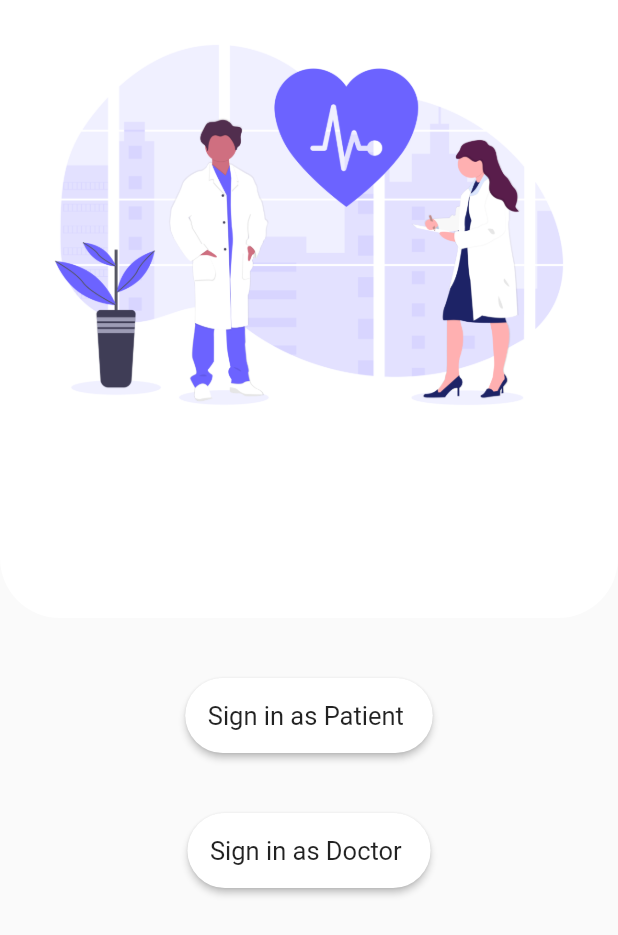
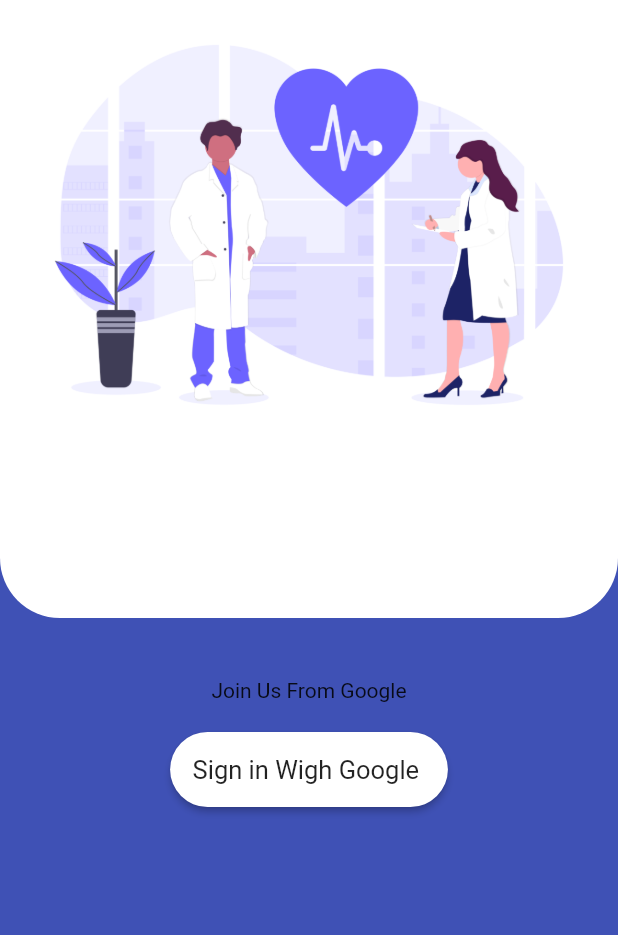
Before and after one commit to iiitv/hackiiitv20-submissions, a Flutter app: the screen it shows after launch, on a phone screen of 412 x 824 dp. Shown: the top 935 px of the screen. Run offline on Flutter 3.47's test engine with Material 2 defaults, Android fonts, the phone set to English and light mode, and no system bars; our stand-ins replace cloud_firestore, firebase_auth, firebase_core, google_sign_in; accounts and stored records are empty.

Commit message:
initial first page made

```diff
--- a/team#33 - 3/clinico/lib/model/user.dart
+++ b/team#33 - 3/clinico/lib/model/user.dart
@@ -3,9 +3,8 @@ class MyUser{
   final String displayName;
   final String email;
   final String photoURL;
-  final String status;
 
-  MyUser({this.uid,this.displayName,this.email,this.photoURL,this.status});
+  MyUser({this.uid,this.displayName,this.email,this.photoURL});
 }
 
 class Doctor extends MyUser{
--- a/team#33 - 3/clinico/lib/pages/signin/signin.dart
+++ b/team#33 - 3/clinico/lib/pages/signin/signin.dart
@@ -17,9 +17,10 @@ class _SignInPageState extends State<SignInPage> {
 
   @override
   Widget build(BuildContext context) {
-    return Scaffold(
+    return isLoading?Loading():Scaffold(
       body: SafeArea(
         child: Container(
+          color: Colors.indigo,
           child: Column(
             children: [
               Stack(
@@ -44,11 +45,11 @@ class _SignInPageState extends State<SignInPage> {
               ),
               SizedBox(height: 40,),
               Center(
-                child: SignButton(name: "Sign in as Patient ",status: "Patient",toggleLoading: toggleLoading,),
+                child: Text("Join Us From Google",),
               ),
-              SizedBox(height: 40,),
+              SizedBox(height: 20,),
               Center(
-                child: SignButton(name: "Sign in as Doctor ",status:"Doctor",toggleLoading: toggleLoading,),
+                child: SignButton(name: "Sign in Wigh Google ",toggleLoading: toggleLoading,),
               ),
             ],
           ),
--- a/team#33 - 3/clinico/lib/pages/signin/signinbutton.dart
+++ b/team#33 - 3/clinico/lib/pages/signin/signinbutton.dart
@@ -2,23 +2,20 @@ import 'package:clinico/services/auth.dart';
 import 'package:flutter/cupertino.dart';
 import 'package:flutter/material.dart';
 
-String stat;
 
 class SignButton extends StatelessWidget {
   final String name;
   Function toggleLoading;
-  String status;
-  SignButton({this.name,this.status,this.toggleLoading});
+  SignButton({this.name,this.toggleLoading});
 
   @override
   Widget build(BuildContext context) {
 
-    final AuthServices _auth = AuthServices(status:status);
+    final AuthServices _auth = AuthServices();
 
     return RawMaterialButton(
       shape: StadiumBorder(),
-      onPressed: () {
-        stat = status;
+      onPressed:() {
         toggleLoading();
         _auth.signInWithGoogle();
       },
--- a/team#33 - 3/clinico/lib/pages/wrapper.dart
+++ b/team#33 - 3/clinico/lib/pages/wrapper.dart
@@ -12,12 +12,7 @@ class Wrapper extends StatelessWidget {
     final user = Provider.of<MyUser>(context);
     if(user==null){
       return SignInPage();
-    }else if(user.status=="Patient"){
-
-      return PatientDashboard();
     }else{
-      print(user.email);
-      print(user.status);
       return  DoctorDashboard();
     }
   }
--- a/team#33 - 3/clinico/lib/services/auth.dart
+++ b/team#33 - 3/clinico/lib/services/auth.dart
@@ -1,22 +1,14 @@
 import 'package:clinico/model/user.dart';
-import 'package:clinico/pages/signin/signinbutton.dart';
 import 'package:cloud_firestore/cloud_firestore.dart';
 import 'package:firebase_auth/firebase_auth.dart';
-import 'package:flutter/foundation.dart';
 import 'package:google_sign_in/google_sign_in.dart';
 
 class AuthServices {
   final FirebaseAuth _auth = FirebaseAuth.instance;
   final GoogleSignIn _googleSignIn = new GoogleSignIn();
-  final FirebaseFirestore _db = FirebaseFirestore.instance;
-  String status;
-  AuthServices({this.status});
-
-
 
   MyUser _userFromFirebase(User user){
-
-      return user!=null?MyUser(uid:user.uid,photoURL: user.photoURL,displayName: user.displayName,email: user.email,status: status):null;
+      return user!=null?MyUser(uid:user.uid,photoURL: user.photoURL,displayName: user.displayName,email: user.email):null;
   }
 
   //stream for auth state change
```
Also changed, not shown: team#33 - 3/clinico/pubspec.lock.
